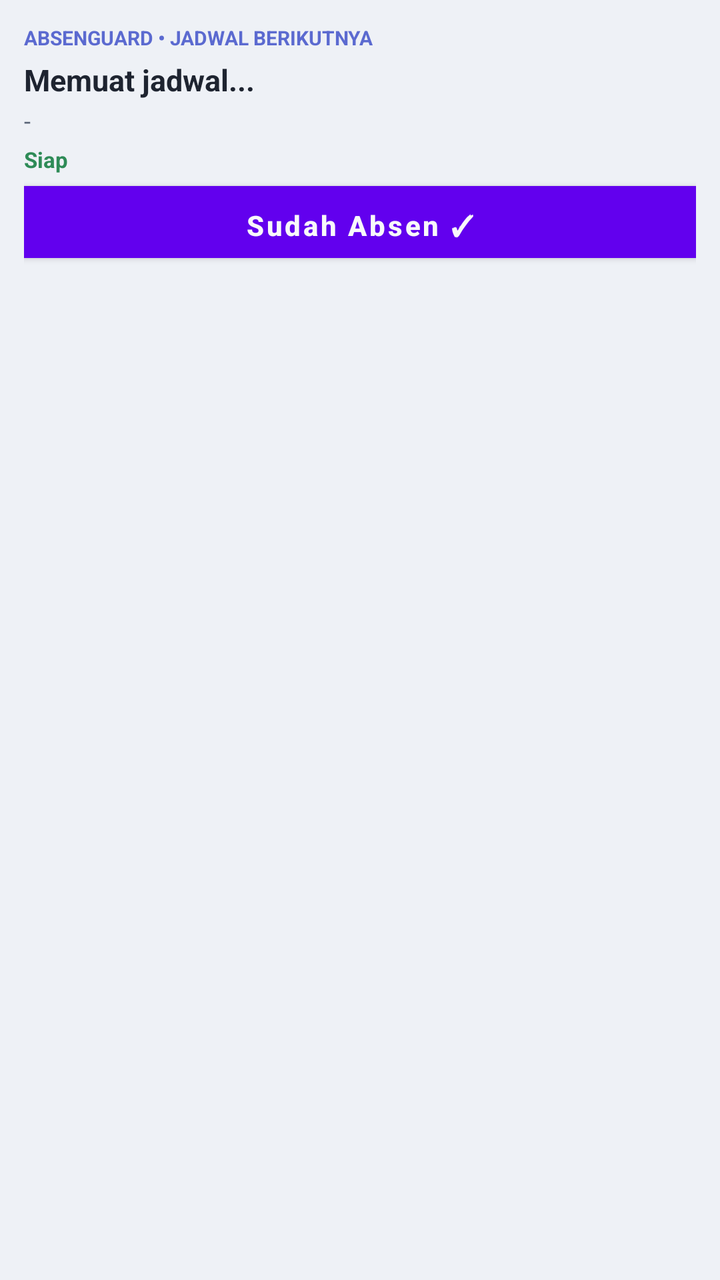
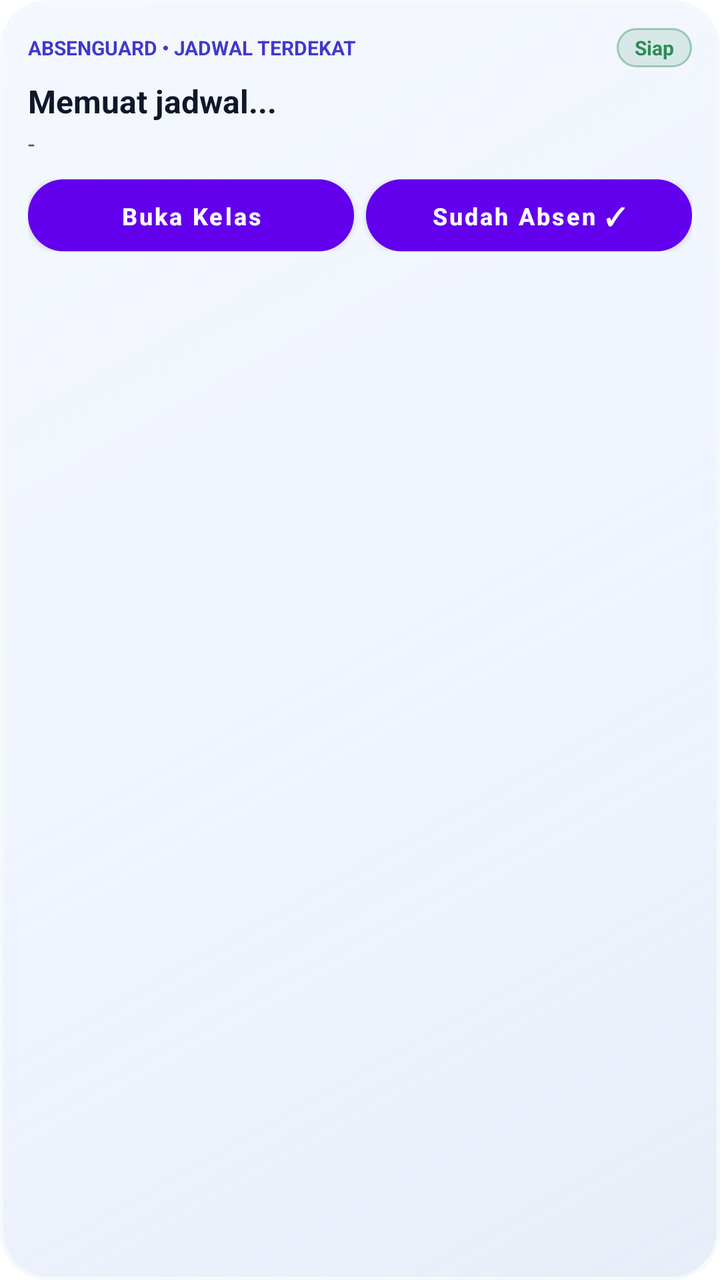

The first picture is an Android layout as it rendered before a commit; the second is the same layout after the commit. The layout source and the unified diff follow.
<!-- AndroidManifest.xml: application theme Theme.AbsenGuard -->
<!-- res/layout/widget_next_class.xml -->
<?xml version="1.0" encoding="utf-8"?>
<LinearLayout xmlns:android="http://schemas.android.com/apk/res/android"
    android:id="@+id/widget_root"
    android:layout_width="match_parent"
    android:layout_height="match_parent"
    android:background="#EEF1F6"
    android:orientation="vertical"
    android:padding="12dp">

    <TextView
        android:id="@+id/widget_header"
        android:layout_width="match_parent"
        android:layout_height="wrap_content"
        android:text="ABSENGUARD • JADWAL BERIKUTNYA"
        android:textColor="#5B6AD0"
        android:textSize="10sp"
        android:textStyle="bold" />

    <TextView
        android:id="@+id/widget_course_name"
        android:layout_width="match_parent"
        android:layout_height="wrap_content"
        android:layout_marginTop="4dp"
        android:ellipsize="end"
        android:maxLines="1"
        android:text="Memuat jadwal..."
        android:textColor="#1E2430"
        android:textSize="15sp"
        android:textStyle="bold" />

    <TextView
        android:id="@+id/widget_time_room"
        android:layout_width="match_parent"
        android:layout_height="wrap_content"
        android:layout_marginTop="2dp"
        android:text="-"
        android:textColor="#5A6577"
        android:textSize="12sp" />

    <TextView
        android:id="@+id/widget_status_badge"
        android:layout_width="wrap_content"
        android:layout_height="wrap_content"
        android:layout_marginTop="4dp"
        android:text="Siap"
        android:textColor="#2E8B57"
        android:textSize="11sp"
        android:textStyle="bold" />

    <Button
        android:id="@+id/widget_btn_attend"
        android:layout_width="match_parent"
        android:layout_height="36dp"
        android:layout_marginTop="6dp"
        android:background="#2E8B57"
        android:text="Sudah Absen ✓"
        android:textAllCaps="false"
        android:textColor="#F8F9FA"
        android:textStyle="bold" />
</LinearLayout>
<!-- resources referenced by this layout -->
<resources>
  <style name="Theme.AbsenGuard" parent="Theme.MaterialComponents.Light.NoActionBar">
          <item name="android:statusBarColor">#EEF1F6</item>
          <item name="android:windowLightStatusBar">true</item>
      </style>
</resources>

<!-- the commit's change to res/layout/widget_next_class.xml (unified diff, before → after) -->
@@ -3,29 +3,51 @@
     android:id="@+id/widget_root"
     android:layout_width="match_parent"
     android:layout_height="match_parent"
-    android:background="#EEF1F6"
+    android:background="@drawable/widget_glass_bg"
     android:orientation="vertical"
-    android:padding="12dp">
+    android:padding="14dp">
 
-    <TextView
-        android:id="@+id/widget_header"
+    <LinearLayout
         android:layout_width="match_parent"
         android:layout_height="wrap_content"
-        android:text="ABSENGUARD • JADWAL BERIKUTNYA"
-        android:textColor="#5B6AD0"
-        android:textSize="10sp"
-        android:textStyle="bold" />
+        android:gravity="center_vertical"
+        android:orientation="horizontal">
+
+        <TextView
+            android:id="@+id/widget_header"
+            android:layout_width="0dp"
+            android:layout_height="wrap_content"
+            android:layout_weight="1"
+            android:text="ABSENGUARD • JADWAL TERDEKAT"
+            android:textColor="#4338CA"
+            android:textSize="10sp"
+            android:textStyle="bold" />
+
+        <TextView
+            android:id="@+id/widget_status_badge"
+            android:layout_width="wrap_content"
+            android:layout_height="wrap_content"
+            android:background="@drawable/widget_glass_pill"
+            android:paddingLeft="9dp"
+            android:paddingTop="3dp"
+            android:paddingRight="9dp"
+            android:paddingBottom="3dp"
+            android:text="Siap"
+            android:textColor="#2E8B57"
+            android:textSize="10sp"
+            android:textStyle="bold" />
+    </LinearLayout>
 
     <TextView
         android:id="@+id/widget_course_name"
         android:layout_width="match_parent"
         android:layout_height="wrap_content"
-        android:layout_marginTop="4dp"
+        android:layout_marginTop="6dp"
         android:ellipsize="end"
         android:maxLines="1"
         android:text="Memuat jadwal..."
-        android:textColor="#1E2430"
-        android:textSize="15sp"
+        android:textColor="#0F172A"
+        android:textSize="16sp"
         android:textStyle="bold" />
 
     <TextView
@@ -33,28 +55,41 @@
         android:layout_width="match_parent"
         android:layout_height="wrap_content"
         android:layout_marginTop="2dp"
+        android:ellipsize="end"
+        android:maxLines="1"
         android:text="-"
-        android:textColor="#5A6577"
+        android:textColor="#475569"
         android:textSize="12sp" />
 
-    <TextView
-        android:id="@+id/widget_status_badge"
-        android:layout_width="wrap_content"
+    <LinearLayout
+        android:layout_width="match_parent"
         android:layout_height="wrap_content"
-        android:layout_marginTop="4dp"
-        android:text="Siap"
-        android:textColor="#2E8B57"
-        android:textSize="11sp"
-        android:textStyle="bold" />
+        android:layout_marginTop="10dp"
+        android:orientation="horizontal">
 
-    <Button
-        android:id="@+id/widget_btn_attend"
-        android:layout_width="match_parent"
-        android:layout_height="36dp"
-        android:layout_marginTop="6dp"
-        android:background="#2E8B57"
-        android:text="Sudah Absen ✓"
-        android:textAllCaps="false"
-        android:textColor="#F8F9FA"
-        android:textStyle="bold" />
+        <Button
+            android:id="@+id/widget_btn_open_course"
+            android:layout_width="0dp"
+            android:layout_height="36dp"
+            android:layout_marginEnd="6dp"
+            android:layout_weight="1"
+            android:background="@drawable/widget_glass_btn_open"
+            android:text="Buka Kelas"
+            android:textAllCaps="false"
+            android:textColor="#F8FAFC"
+            android:textSize="12sp"
+            android:textStyle="bold" />
+
+        <Button
+            android:id="@+id/widget_btn_attend"
+            android:layout_width="0dp"
+            android:layout_height="36dp"
+            android:layout_weight="1"
+            android:background="@drawable/widget_glass_btn_attend"
+            android:text="Sudah Absen ✓"
+            android:textAllCaps="false"
+            android:textColor="#F8FAFC"
+            android:textSize="12sp"
+            android:textStyle="bold" />
+    </LinearLayout>
 </LinearLayout>
<!-- resource entries referenced after the edit -->
@@ -1,5 +1,98 @@
 <!-- resources referenced by this layout -->
 <resources>
+  <!-- drawable widget_glass_bg (drawable) -->
+  <?xml version="1.0" encoding="utf-8"?>
+  <layer-list xmlns:android="http://schemas.android.com/apk/res/android">
+      <item>
+          <shape android:shape="rectangle">
+              <solid android:color="#D9EEF4FF" />
+              <corners android:radius="24dp" />
+          </shape>
+      </item>
+      <item>
+          <shape android:shape="rectangle">
+              <gradient
+                  android:angle="315"
+                  android:centerColor="#14F8FAFC"
+                  android:endColor="#38CBD5E1"
+                  android:startColor="#8CF8FAFC" />
+              <corners android:radius="24dp" />
+              <stroke
+                  android:width="1.5dp"
+                  android:color="#E6F8FAFC" />
+          </shape>
+      </item>
+  </layer-list>
+  <!-- drawable widget_glass_btn_attend (drawable) -->
+  <?xml version="1.0" encoding="utf-8"?>
+  <ripple xmlns:android="http://schemas.android.com/apk/res/android"
+      android:color="#40F8FAFC">
+      <item>
+          <layer-list>
+              <item>
+                  <shape android:shape="rectangle">
+                      <gradient
+                          android:angle="315"
+                          android:endColor="#059669"
+                          android:startColor="#2E8B57" />
+                      <corners android:radius="18dp" />
+                  </shape>
+              </item>
+              <item>
+                  <shape android:shape="rectangle">
+                      <gradient
+                          android:angle="270"
+                          android:endColor="#08F8FAFC"
+                          android:startColor="#4DF8FAFC" />
+                      <corners android:radius="18dp" />
+                      <stroke
+                          android:width="1dp"
+                          android:color="#80F8FAFC" />
+                  </shape>
+              </item>
+          </layer-list>
+      </item>
+  </ripple>
+  <!-- drawable widget_glass_btn_open (drawable) -->
+  <?xml version="1.0" encoding="utf-8"?>
+  <ripple xmlns:android="http://schemas.android.com/apk/res/android"
+      android:color="#40F8FAFC">
+      <item>
+          <layer-list>
+              <item>
+                  <shape android:shape="rectangle">
+                      <gradient
+                          android:angle="315"
+                          android:endColor="#2563EB"
+                          android:startColor="#4F46E5" />
+                      <corners android:radius="18dp" />
+                  </shape>
+              </item>
+              <item>
+                  <shape android:shape="rectangle">
+                      <gradient
+                          android:angle="270"
+                          android:endColor="#08F8FAFC"
+                          android:startColor="#4DF8FAFC" />
+                      <corners android:radius="18dp" />
+                      <stroke
+                          android:width="1dp"
+                          android:color="#80F8FAFC" />
+                  </shape>
+              </item>
+          </layer-list>
+      </item>
+  </ripple>
+  <!-- drawable widget_glass_pill (drawable) -->
+  <?xml version="1.0" encoding="utf-8"?>
+  <shape xmlns:android="http://schemas.android.com/apk/res/android"
+      android:shape="rectangle">
+      <solid android:color="#242E8B57" />
+      <corners android:radius="14dp" />
+      <stroke
+          android:width="1dp"
+          android:color="#662E8B57" />
+  </shape>
   <style name="Theme.AbsenGuard" parent="Theme.MaterialComponents.Light.NoActionBar">
           <item name="android:statusBarColor">#EEF1F6</item>
           <item name="android:windowLightStatusBar">true</item>
